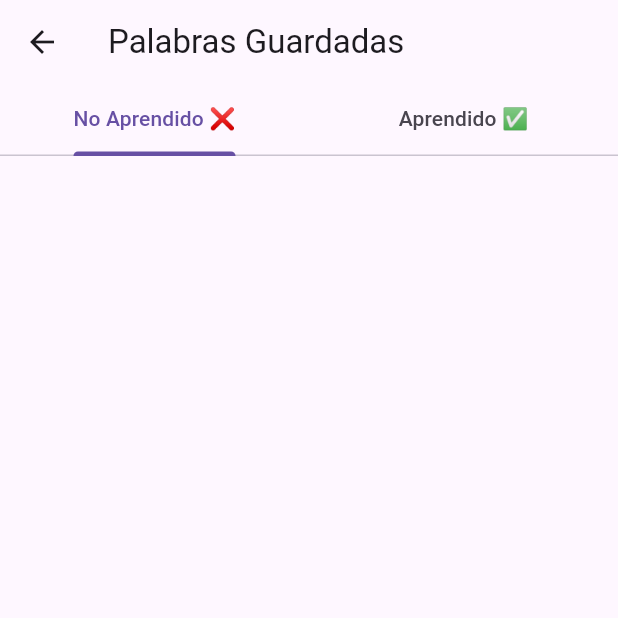
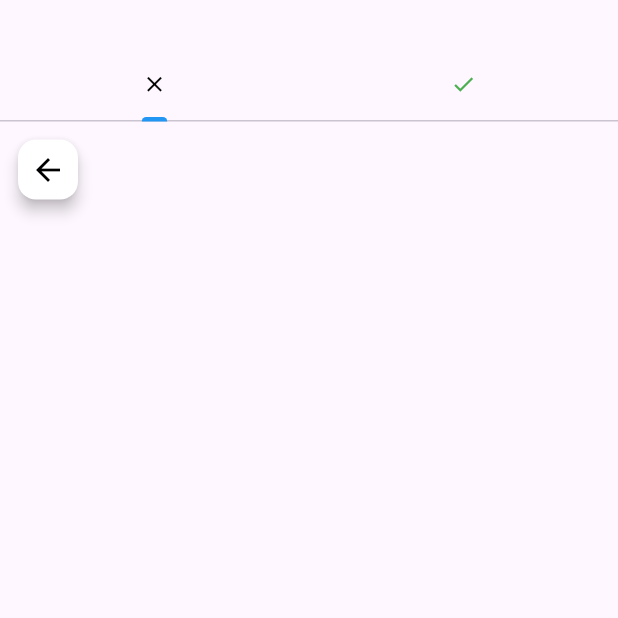
Before and after one commit to alfredLazaro/appFlut, a Flutter app: the screen it shows after launch, after a tap on the "navigate next" icon, on a phone screen of 412 x 824 dp, the top half of it. Run offline on Flutter 3.47's test engine with Material 3 defaults, Android fonts, the light colour scheme and no system bars; our stand-ins replace dio, flutter_dotenv, flutter_tts, logger, speech_to_text, sqflite; accounts and stored records are empty; network calls fail; statements that could not run were skipped.

Commit message:
funciona bien y el boton de regreso existe si la pantalla es muy pequena

```diff
--- a/lib/screens/pagina1.dart
+++ b/lib/screens/pagina1.dart
@@ -15,7 +15,7 @@ class Pagina1 extends StatefulWidget {
 
 class _Pagina1State extends State<Pagina1> {
   final loger=Logger();
-  final TextEditingController _controller = TextEditingController();
+  final TextEditingController _captWord = TextEditingController();
   //hablar a texto
   late stt.SpeechToText _speech;
   bool _isListening = false;
@@ -49,7 +49,7 @@ class _Pagina1State extends State<Pagina1> {
         _speech.listen(
           onResult: (val) => setState(() {
             //_text = val.recognizedWords;
-            _controller.text = val.recognizedWords; //
+            _captWord.text = val.recognizedWords; //
           }),
         );
       }
@@ -67,7 +67,7 @@ class _Pagina1State extends State<Pagina1> {
   }
 
   Future<void> _saveWord() async {
-    String word = _controller.text;
+    String word = _captWord.text;
     if (word.isEmpty) return;
 
     final data = await obtenerDatos(word);
@@ -84,7 +84,7 @@ class _Pagina1State extends State<Pagina1> {
       updatedAt: DateTime.now().toIso8601String(),
     );
     await DatabaseService().insertPfIng(newWord);
-    _controller.clear();
+    _captWord.clear();
     _loadWords();
 
   }
@@ -174,8 +174,8 @@ class _Pagina1State extends State<Pagina1> {
       appBar: AppBar(
         title: const Text('Aprendiendo'),
         actions: [
-          IconButton(
-            icon: const Icon(Icons.navigate_next),
+          ElevatedButton(
+            child: const Icon(Icons.navigate_next),
             onPressed: () {
               Navigator.push(
                 context,
@@ -193,7 +193,7 @@ class _Pagina1State extends State<Pagina1> {
             Padding(
               padding: const EdgeInsets.symmetric(horizontal: 20),
               child: TextField(
-                controller: _controller,
+                controller: _captWord,
                 decoration: InputDecoration(
                   labelText: 'Escribe la palabra',
                   border: const OutlineInputBorder(),
@@ -211,16 +211,6 @@ class _Pagina1State extends State<Pagina1> {
             ),
 
             const SizedBox(height: 10),
-            ElevatedButton(
-              onPressed: () {
-                Navigator.push(
-                  context,
-                  MaterialPageRoute(builder: (context) => Pagina2(words: _words)),
-                );
-              },
-              child: const Text('Ir a la segunda página'),
-            ),
-            const SizedBox(height: 20),
             // Widget modificado
             Expanded(
               child: Column(
--- a/lib/screens/pagina2.dart
+++ b/lib/screens/pagina2.dart
@@ -75,23 +75,55 @@ class _Pagina2State extends State<Pagina2> {
 
   @override
   Widget build(BuildContext context) {
-
+    final isLandscape = MediaQuery.of(context).orientation == Orientation.landscape;
     return DefaultTabController(
       length: 2,
       child: Scaffold(
         appBar: AppBar(
-          title: const Text('Palabras Guardadas'),
-          bottom: const TabBar(
-            tabs: [
-              Tab(text: 'No Aprendido ❌'),
-              Tab(text: 'Aprendido ✅'),
-            ],
+          toolbarHeight: isLandscape ? 40.0 : null,
+          automaticallyImplyLeading: false,
+          /* leading: IconButton(
+            icon: const Icon(Icons.arrow_back),
+            onPressed: () => Navigator.pop(context),
+          ), */
+          title: const SizedBox.shrink(),
+          bottom: PreferredSize(
+            preferredSize: Size.fromHeight(isLandscape ? 8.0: 25.0),
+            child:const TabBar(
+              indicatorColor: Colors.blue, // Color de la línea
+              indicatorWeight: 2.0, // Grosor de la línea
+              labelColor: Colors.transparent, // Hace el texto transparente
+              unselectedLabelColor: Colors.transparent, // También para el no seleccionado
+              labelPadding: EdgeInsets.zero,
+              tabs: [
+                Tab(icon: Icon(Icons.close, color: Colors.black,size: 17)), // Mantiene el color
+                Tab(icon: Icon(Icons.check, color: Colors.green,size: 17)),
+              ],
+            ),
           ),
         ),
-        body: TabBarView(
+        body: Stack(
           children: [
-            FlashCardDeck(flashCards: notLearnedWords, onLearnedTap: onLearnedTap, resetLearn: resetLearn, isLearned: isLearned,),
-            FlashCardDeck(flashCards: _learnedWords, onLearnedTap: onLearnedTap, resetLearn: resetLearn, isLearned: isLearned,),
+            TabBarView(
+              children: [
+                FlashCardDeck(flashCards: notLearnedWords, onLearnedTap: onLearnedTap, resetLearn: resetLearn, isLearned: isLearned),
+                FlashCardDeck(flashCards: _learnedWords, onLearnedTap: onLearnedTap, resetLearn: resetLearn, isLearned: isLearned),
+              ],
+            ),
+            // Botón flotante de retroceso
+            Positioned(
+              top: MediaQuery.of(context).padding.top + 8, // Respeta el notch y da un pequeño margen
+              left: 8,
+              child: FloatingActionButton(
+                mini: true, // Tamaño más pequeño
+                heroTag: 'backButton', // Necesario si hay otros FABs
+                onPressed: () => Navigator.pop(context),
+                child: const Icon(Icons.arrow_back),
+                backgroundColor: Colors.white, // Color de fondo
+                foregroundColor: Colors.black, // Color del icono
+                elevation: 4.0, // Sombra
+              ),
+            ),
           ],
         ),
       ),
--- a/lib/widgets/FlashCardDeck.dart
+++ b/lib/widgets/FlashCardDeck.dart
@@ -20,17 +20,20 @@ class FlashCardDeck extends StatelessWidget {
 
   @override
   Widget build(BuildContext context) {
+    final screenSize = MediaQuery.of(context).size;
+    final isPortrait = MediaQuery.of(context).orientation == Orientation.portrait;
     return Center(
       child: SizedBox(
-      width: MediaQuery.of(context).size.width * 0.9,
-      height: MediaQuery.of(context).size.height * 0.6,
+        width: min(400.0, screenSize.width* 0.95),//ancho maximo de 400 0 de 95% de pantalla
+        height: isPortrait ? screenSize.height * 0.65: screenSize.height * 0.8,
+
         child: Stack(
           alignment: Alignment.center,
           children: [
             for (int i = 0; i < min(flashCards.length, 5); i++) // Mostrar máximo 5
               Positioned(
-              bottom: i * 6,
-              right: i * 6,
+                bottom: i * 5,
+                right: i * 5,
                   child: SizedBox(
                     width: 300,
                     child: EnglishFlashCard(
```
Also changed, not shown: lib/widgets/EnglishFlashCard.dart (+11 -2 lines), 1 other file. Lines whose indentation alone changed are shown as unchanged.
